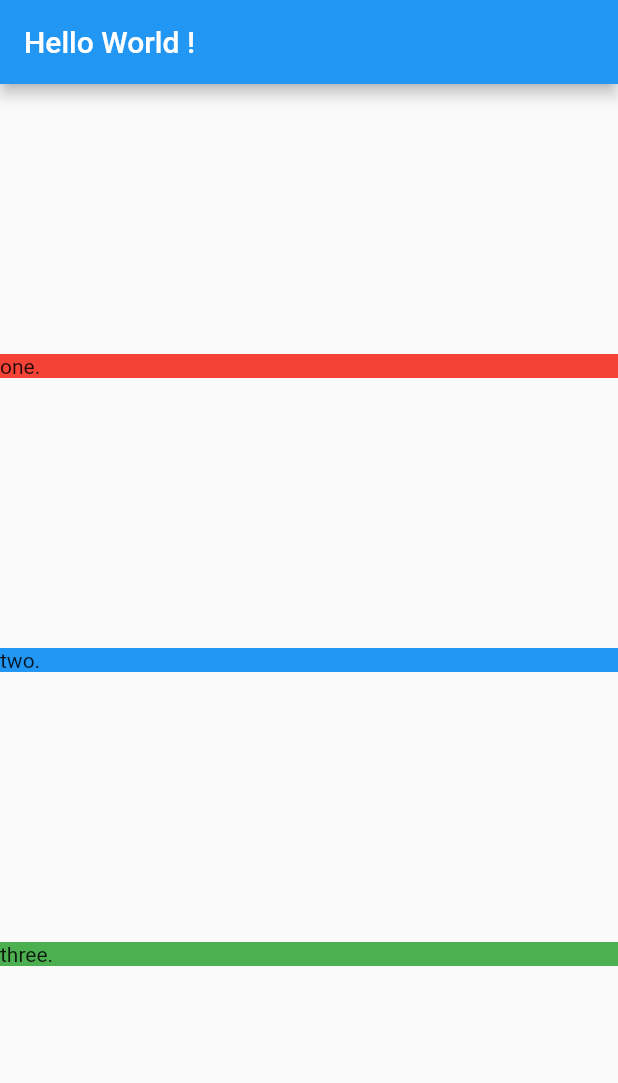
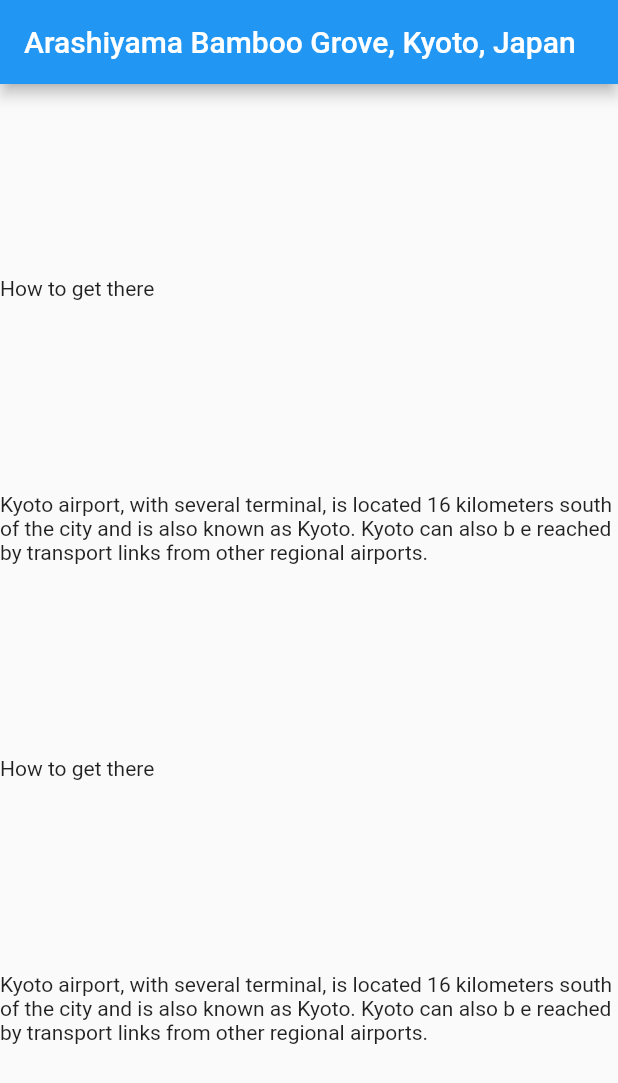
Before and after one commit to ajibeshMohapatra/MM-Task, a Flutter app: the screen it shows after launch, on a phone screen of 412 x 824 dp. Shown: the top 1083 px of the screen. Run offline on Flutter 3.47's test engine with Material 2 defaults, Android fonts, the phone set to English and light mode, and no system bars.

Commit message:
App Task - 4

```diff
--- a/App Task/task_app/lib/location_detail.dart
+++ b/App Task/task_app/lib/location_detail.dart
@@ -1,29 +1,37 @@
 import 'package:flutter/material.dart';
+import 'models/location.dart';
 
 class LocationDetail extends StatelessWidget{
+  final Location location;
+
+  LocationDetail(this.location);
+
 @override
 Widget build(BuildContext context){
  return Scaffold(
       appBar: AppBar(
-      title: Text("Hello World !"),
+      title: Text(location.name),
       ),
   body: Column(
   mainAxisAlignment: MainAxisAlignment.spaceEvenly,
   crossAxisAlignment: CrossAxisAlignment.stretch,
-  children: [
-  section("one.", Colors.red),
-    section("two.", Colors.blue),
-    section("three.", Colors.green),
-  ],
+  children: _renderFacts(location),
   ),
   );
 }
-Widget section(String title,Color color){
-  return Container(
-    decoration: BoxDecoration(
-      color: color,
-    ),
-    child: Text(title),
-  );
+List<Widget> _renderFacts(Location location){
+  var result = List<Widget>();
+  for (int i=0; i < location.facts.length; i++){
+    result.add(_sectionTitle(location.facts[1].title));
+    result.add(_sectionText(location.facts[1].text));
+  }
+  return result;
+}
+
+Widget _sectionTitle(String text){
+  return Text(text);
+}
+Widget _sectionText(String text){
+  return Text(text);
 }
 }
--- a/App Task/task_app/lib/main.dart
+++ b/App Task/task_app/lib/main.dart
@@ -1,7 +1,10 @@
 import 'package:flutter/material.dart';
+import 'models/location.dart';
 import 'location_detail.dart';
+import 'mocks/mock_location.dart';
 
 void main(){
+  final Location mockLocation = MockLocation.FetchAny();
   return runApp(MaterialApp(
-    home: LocationDetail()));
+    home: LocationDetail(mockLocation )));
 }
--- /dev/null
+++ b/App Task/task_app/lib/mocks/mock_location.dart
@@ -0,0 +1,21 @@
+ import 'package:task_app/models/location_fact.dart';
+  import '../models/location.dart';
+
+class MockLocation extends Location{
+  static Location FetchAny(){
+    return Location(
+      name: 'Arashiyama Bamboo Grove, Kyoto, Japan',
+      url: 'https://goo.gl/Npy2K8',
+      facts: <LocationFact>[
+        LocationFact(
+          title: 'Summary',
+          text: 'While we could go on about the ethereal glow and seemingly endless heights of this bamboo grove on the outskirts of Kyoto, ths sight\'s pleasurees extend beyond the virtual realm'
+        ),
+        LocationFact(
+          title: 'How to get there',
+          text: 'Kyoto airport, with several terminal, is located 16 kilometers south of the city and is also known as Kyoto. Kyoto can also b e reached by transport links from other regional airports.'
+        )
+      ]
+    );
+  }
+}
--- /dev/null
+++ b/App Task/task_app/lib/models/location.dart
@@ -0,0 +1,8 @@
+import './location_fact.dart';
+
+class Location{
+  final String name;
+  final String url;
+  final List<LocationFact> facts;
+  Location({this.name, this.url, this.facts});
+}
--- /dev/null
+++ b/App Task/task_app/lib/models/location_fact.dart
@@ -0,0 +1,5 @@
+class LocationFact{
+  final String title;
+  final String text;
+  LocationFact({this.title, this.text});
+}
```
